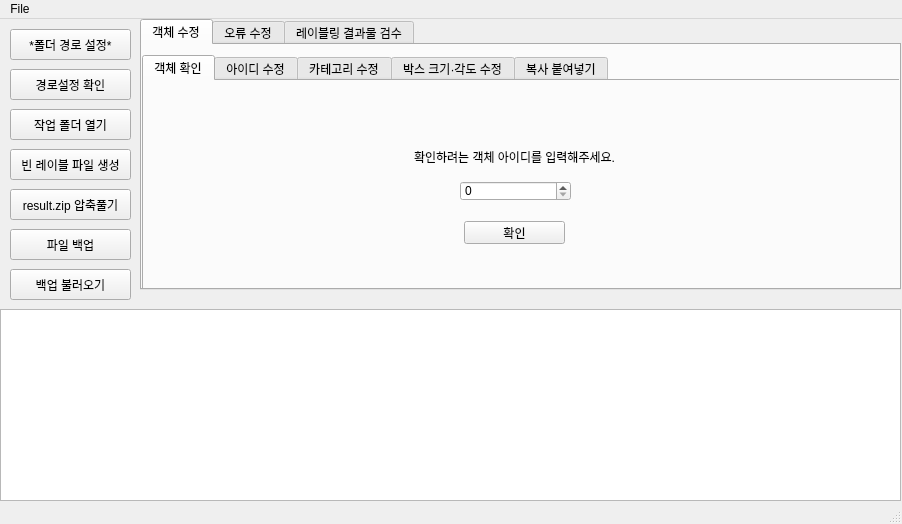
Above: pyqtDesign/pyqtDesigner.ui from a22106/LabelingHelper before the change. Below: the same form after it.
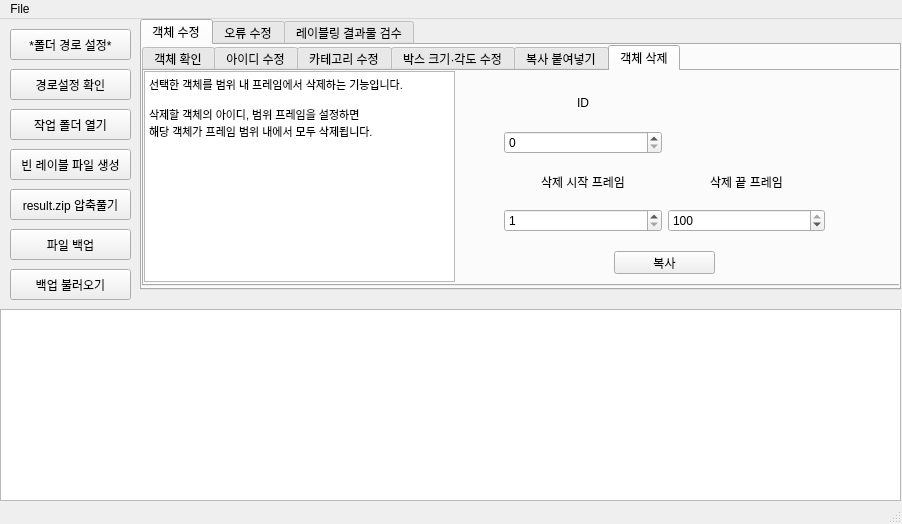
That is the form after the change.

```diff
--- a/pyqtDesign/pyqtDesigner.ui
+++ b/pyqtDesign/pyqtDesigner.ui
@@ -110,7 +110,7 @@
       <property name="geometry">
        <rect>
         <x>0</x>
-        <y>10</y>
+        <y>0</y>
         <width>761</width>
         <height>241</height>
        </rect>
@@ -122,7 +122,7 @@
        </sizepolicy>
       </property>
       <property name="currentIndex">
-       <number>0</number>
+       <number>5</number>
       </property>
       <widget class="QWidget" name="tab_8">
        <attribute name="title">
@@ -844,6 +844,116 @@
         </property>
        </widget>
       </widget>
+      <widget class="QWidget" name="tab_4">
+       <attribute name="title">
+        <string>객체 삭제</string>
+       </attribute>
+       <widget class="QTextBrowser" name="textBrowser_7">
+        <property name="geometry">
+         <rect>
+          <x>0</x>
+          <y>0</y>
+          <width>311</width>
+          <height>211</height>
+         </rect>
+        </property>
+        <property name="html">
+         <string>&lt;!DOCTYPE HTML PUBLIC &quot;-//W3C//DTD HTML 4.0//EN&quot; &quot;http://www.w3.org/TR/REC-html40/strict.dtd&quot;&gt;
+&lt;html&gt;&lt;head&gt;&lt;meta name=&quot;qrichtext&quot; content=&quot;1&quot; /&gt;&lt;style type=&quot;text/css&quot;&gt;
+p, li { white-space: pre-wrap; }
+&lt;/style&gt;&lt;/head&gt;&lt;body style=&quot; font-family:'Gulim'; font-size:9pt; font-weight:400; font-style:normal;&quot;&gt;
+&lt;p style=&quot; margin-top:0px; margin-bottom:0px; margin-left:0px; margin-right:0px; -qt-block-indent:0; text-indent:0px;&quot;&gt;&lt;span style=&quot; font-family:'MS Shell Dlg 2'; font-size:8.25pt;&quot;&gt;선택한 객체를 범위 내 프레임에서 삭제하는 기능입니다.&lt;/span&gt;&lt;/p&gt;
+&lt;p style=&quot;-qt-paragraph-type:empty; margin-top:0px; margin-bottom:0px; margin-left:0px; margin-right:0px; -qt-block-indent:0; text-indent:0px; font-family:'MS Shell Dlg 2'; font-size:8.25pt;&quot;&gt;&lt;br /&gt;&lt;/p&gt;
+&lt;p style=&quot; margin-top:0px; margin-bottom:0px; margin-left:0px; margin-right:0px; -qt-block-indent:0; text-indent:0px;&quot;&gt;&lt;span style=&quot; font-family:'MS Shell Dlg 2'; font-size:8.25pt;&quot;&gt;삭제할 객체의 아이디, 범위 프레임을 설정하면&lt;/span&gt;&lt;/p&gt;
+&lt;p style=&quot; margin-top:0px; margin-bottom:0px; margin-left:0px; margin-right:0px; -qt-block-indent:0; text-indent:0px;&quot;&gt;&lt;span style=&quot; font-family:'MS Shell Dlg 2'; font-size:8.25pt;&quot;&gt;해당 객체가 프레임 범위 내에서 모두 삭제됩니다.&lt;/span&gt;&lt;/p&gt;&lt;/body&gt;&lt;/html&gt;</string>
+        </property>
+       </widget>
+       <widget class="QWidget" name="gridLayoutWidget_5">
+        <property name="geometry">
+         <rect>
+          <x>360</x>
+          <y>10</y>
+          <width>321</width>
+          <height>151</height>
+         </rect>
+        </property>
+        <layout class="QGridLayout" name="gridLayout_5">
+         <item row="3" column="0">
+          <widget class="QLabel" name="label_24">
+           <property name="text">
+            <string>삭제 시작 프레임</string>
+           </property>
+           <property name="alignment">
+            <set>Qt::AlignCenter</set>
+           </property>
+          </widget>
+         </item>
+         <item row="1" column="0">
+          <widget class="QLabel" name="label_25">
+           <property name="text">
+            <string>ID</string>
+           </property>
+           <property name="alignment">
+            <set>Qt::AlignCenter</set>
+           </property>
+          </widget>
+         </item>
+         <item row="2" column="0">
+          <widget class="QSpinBox" name="spinBoxfromIdchange_9">
+           <property name="maximum">
+            <number>1000</number>
+           </property>
+          </widget>
+         </item>
+         <item row="4" column="0">
+          <widget class="QSpinBox" name="spinBoxfromIdchange_10">
+           <property name="minimum">
+            <number>1</number>
+           </property>
+           <property name="maximum">
+            <number>100</number>
+           </property>
+          </widget>
+         </item>
+         <item row="3" column="1">
+          <widget class="QLabel" name="label_27">
+           <property name="text">
+            <string>삭제 끝 프레임</string>
+           </property>
+           <property name="alignment">
+            <set>Qt::AlignCenter</set>
+           </property>
+          </widget>
+         </item>
+         <item row="4" column="1">
+          <widget class="QSpinBox" name="spinBoxfromIdchange_11">
+           <property name="minimum">
+            <number>1</number>
+           </property>
+           <property name="maximum">
+            <number>100</number>
+           </property>
+           <property name="value">
+            <number>100</number>
+           </property>
+          </widget>
+         </item>
+        </layout>
+       </widget>
+       <widget class="QPushButton" name="pushButton_18">
+        <property name="geometry">
+         <rect>
+          <x>470</x>
+          <y>180</y>
+          <width>101</width>
+          <height>23</height>
+         </rect>
+        </property>
+        <property name="text">
+         <string>복사</string>
+        </property>
+       </widget>
+      </widget>
      </widget>
     </widget>
     <widget class="QWidget" name="tab_3">
```
Left out of the diff: 25 changed lines with no effect on the pictures.
